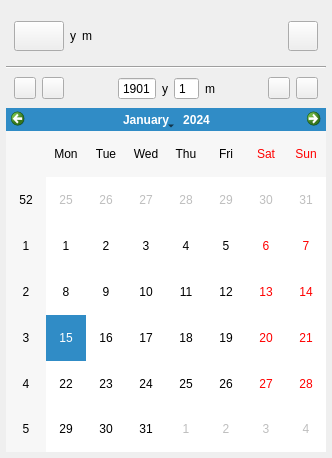
Above: plugins/calendar/window.ui from openeuler-mirror/kiran-shell before the change. Below: the same form after it.
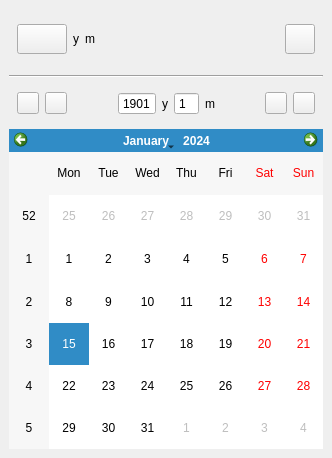
That is the form after the change. Icons and pictures are not drawn. Custom widgets are drawn as their Qt base class.

The edit to the form file:
```diff
--- a/plugins/calendar/window.ui
+++ b/plugins/calendar/window.ui
@@ -21,18 +21,21 @@
     <number>0</number>
    </property>
    <property name="leftMargin">
-    <number>6</number>
+    <number>0</number>
    </property>
    <property name="topMargin">
-    <number>6</number>
+    <number>0</number>
    </property>
    <property name="rightMargin">
-    <number>6</number>
+    <number>0</number>
    </property>
    <property name="bottomMargin">
-    <number>6</number>
+    <number>0</number>
    </property>
    <item>
+    <widget class="KiranColorBlock" name="widgetBg" native="true">
+     <layout class="QGridLayout" name="gridLayout">
+      <item row="0" column="0">
     <widget class="QWidget" name="widget" native="true">
      <property name="minimumSize">
       <size>
@@ -121,14 +124,14 @@
      </layout>
     </widget>
    </item>
-   <item>
+      <item row="1" column="0">
     <widget class="Line" name="line">
      <property name="orientation">
       <enum>Qt::Horizontal</enum>
      </property>
     </widget>
    </item>
-   <item>
+      <item row="2" column="0">
     <widget class="QWidget" name="widget_2" native="true">
      <layout class="QHBoxLayout" name="horizontalLayout_4">
       <property name="leftMargin">
@@ -331,11 +334,14 @@
      </layout>
     </widget>
    </item>
-   <item>
+      <item row="3" column="0">
     <widget class="CalendarWidget" name="calendarWidget"/>
    </item>
   </layout>
  </widget>
+   </item>
+  </layout>
+ </widget>
  <customwidgets>
   <customwidget>
    <class>StyledButton</class>
@@ -347,6 +353,12 @@
    <extends>QCalendarWidget</extends>
    <header>calendar-widget.h</header>
   </customwidget>
+  <customwidget>
+   <class>KiranColorBlock</class>
+   <extends>QWidget</extends>
+   <header>kiran-color-block.h</header>
+   <container>1</container>
+  </customwidget>
  </customwidgets>
  <resources/>
  <connections/>
```
Lines whose indentation alone changed are shown as unchanged.
